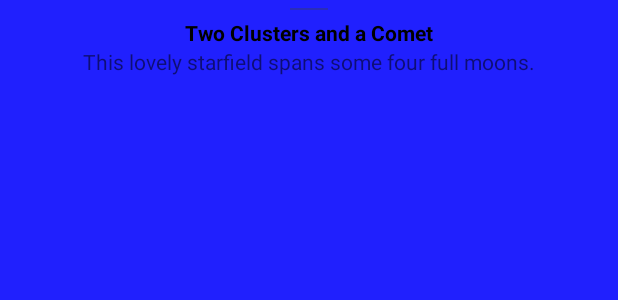
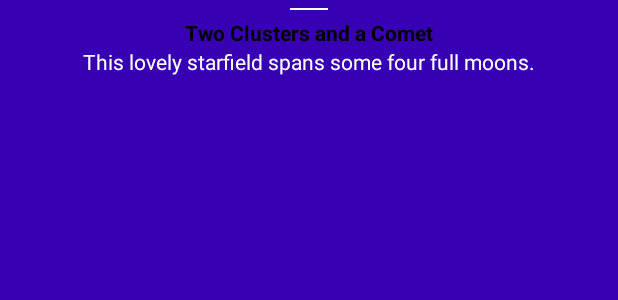
Before and after one commit to KlochkovDm/MaterialApp, an Android app: the layout bottom_sheet_layout.xml on its own in the app's theme, with its tools: preview values and no code run, on a phone screen of 412 x 824 dp. Shown: the top 300 px of the screen. Run offline under Robolectric (Android 15) with nearby library versions, the phone set to English and light mode, and no system bars.

Commit message:
Навзвание фотографии и ее описание в BottomSheet. Вынес размеры в ресурсы.

```diff
--- a/app/src/main/java/com/example/materialapp/MainActivity.kt
+++ b/app/src/main/java/com/example/materialapp/MainActivity.kt
@@ -3,7 +3,7 @@ package com.example.materialapp
 import androidx.appcompat.app.AppCompatActivity
 import android.os.Bundle
 import com.example.materialapp.databinding.MainActivityBinding
-import com.example.materialapp.ui.main.MainFragment
+import com.example.materialapp.view.MainFragment
 
 class MainActivity : AppCompatActivity() {
 
--- a/app/src/main/java/com/example/materialapp/viewmodel/PictureOfTheDayViewModel.kt
+++ b/app/src/main/java/com/example/materialapp/viewmodel/PictureOfTheDayViewModel.kt
@@ -20,7 +20,7 @@ class PictureOfTheDayViewModel(private val liveDataForViewToObserve: MutableLive
     fun sendServerRequest() {
         liveDataForViewToObserve.value = PictureOfTheDayState.Loading(0)
         val apiKey: String = BuildConfig.NASA_API_KEY
-        if (apiKey.isBlank()) { // TODO (проверить "")
+        if (apiKey.isBlank()) {
             liveDataForViewToObserve.value = PictureOfTheDayState.Error(Throwable("wrong key"))
         } else {
             retrofitImpl.getRetrofitImpl().getPictureOfTheDay(apiKey).enqueue(callback)
@@ -40,7 +40,7 @@ class PictureOfTheDayViewModel(private val liveDataForViewToObserve: MutableLive
         }
 
         override fun onFailure(call: Call<PictureOfTheDayResponseData>, t: Throwable) {
-            //TODO("уловить ошибку")
+            t.printStackTrace()
         }
 
     }
--- a/app/src/main/res/layout/bottom_sheet_layout.xml
+++ b/app/src/main/res/layout/bottom_sheet_layout.xml
@@ -5,18 +5,18 @@
     android:id="@+id/bottom_sheet_container"
     android:layout_width="match_parent"
     android:layout_height="match_parent"
-    android:background="#2020FE"
+    android:background="@color/purple_700"
     app:behavior_hideable="true"
 
-    app:behavior_peekHeight="50dp"
+    app:behavior_peekHeight="@dimen/bottom_sheet_peek_height"
     app:layout_behavior="com.google.android.material.bottomsheet.BottomSheetBehavior">
 
     <View
         android:id="@+id/bottom_sheet_line"
-        android:layout_width="25dp"
-        android:layout_height="1dp"
-        android:layout_marginTop="5dp"
-        android:background="#663b4351"
+        android:layout_width="@dimen/bottom_sheet_line_width"
+        android:layout_height="@dimen/bottom_sheet_line_height"
+        android:layout_marginTop="@dimen/bottom_sheet_line_margin"
+        android:background="@color/white"
         app:layout_constraintEnd_toEndOf="parent"
         app:layout_constraintStart_toStartOf="parent"
         app:layout_constraintTop_toTopOf="parent" />
@@ -24,10 +24,10 @@
         android:id="@+id/bottom_sheet_description_header"
         android:layout_width="wrap_content"
         android:layout_height="wrap_content"
-        android:layout_marginTop="5dp"
-        android:paddingStart="10dp"
-        android:paddingEnd="10dp"
-        android:textColor="#000"
+        android:layout_marginTop="@dimen/bottom_sheet_description_margin"
+        android:paddingStart="@dimen/bottom_sheet_description_padding"
+        android:paddingEnd="@dimen/bottom_sheet_description_padding"
+        android:textColor="@color/black"
         android:textStyle="bold"
         app:layout_constraintEnd_toEndOf="parent"
         app:layout_constraintStart_toStartOf="parent"
@@ -38,8 +38,9 @@
         android:id="@+id/bottom_sheet_description"
         android:layout_width="wrap_content"
         android:layout_height="wrap_content"
-        android:paddingStart="10dp"
-        android:paddingEnd="10dp"
+        android:paddingStart="@dimen/bottom_sheet_description_padding"
+        android:paddingEnd="@dimen/bottom_sheet_description_padding"
+        android:textColor="@color/white"
         app:layout_constraintEnd_toEndOf="parent"
         app:layout_constraintStart_toStartOf="parent"
         app:layout_constraintTop_toBottomOf="@+id/bottom_sheet_description_header"
--- /dev/null
+++ b/app/src/main/res/values/dimens.xml
@@ -0,0 +1,9 @@
+<?xml version="1.0" encoding="utf-8"?>
+<resources>
+    <dimen name="bottom_sheet_line_width">25dp</dimen>
+    <dimen name="bottom_sheet_line_height">1dp</dimen>
+    <dimen name="bottom_sheet_line_margin">5dp</dimen>
+    <dimen name="bottom_sheet_peek_height">50dp</dimen>
+    <dimen name="bottom_sheet_description_margin">5dp</dimen>
+    <dimen name="bottom_sheet_description_padding">10dp</dimen>
+</resources>
```
Also changed, not shown: app/src/main/java/com/example/materialapp/view/MainFragment.kt (renamed from app/src/main/java/com/example/materialapp/ui/main/MainFragment.kt, +12 -2 lines), app/src/main/res/drawable/ic_wikipedia.xml (added, +9 -0 lines), app/src/main/res/layout/main_fragment.xml (+5 -12 lines).
